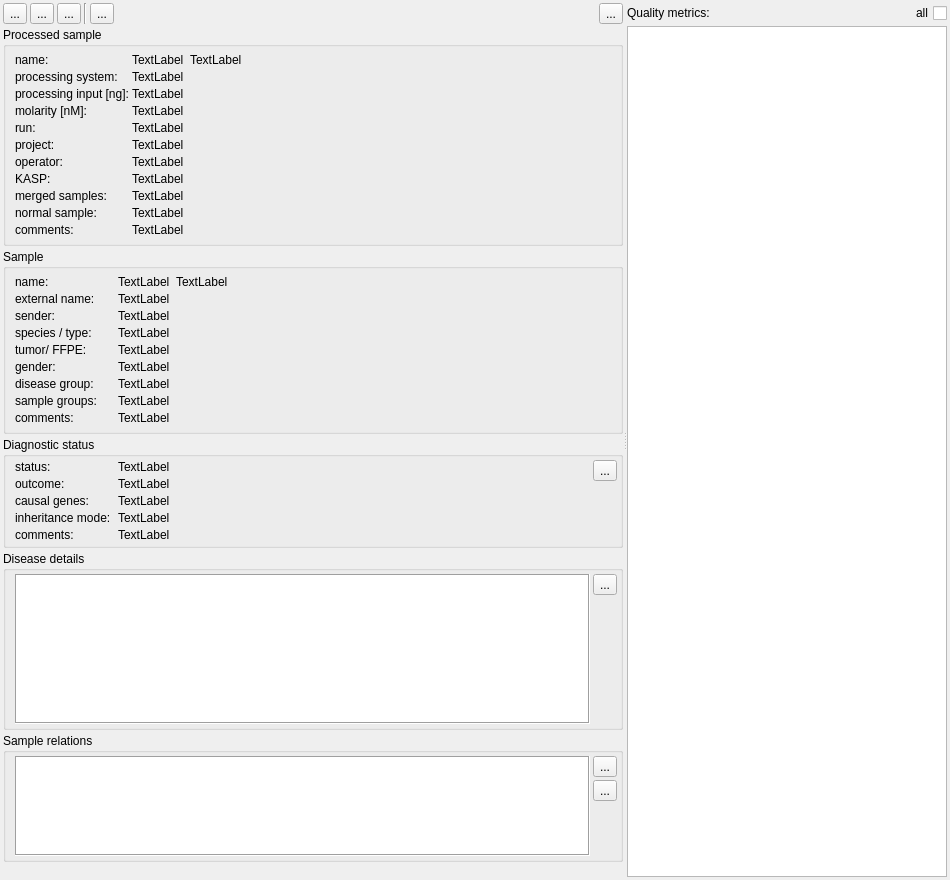
The window that src/GSvar/ProcessedSampleWidget.ui (imgag/ngs-bits) describes before a commit, drawn with Qt 5.
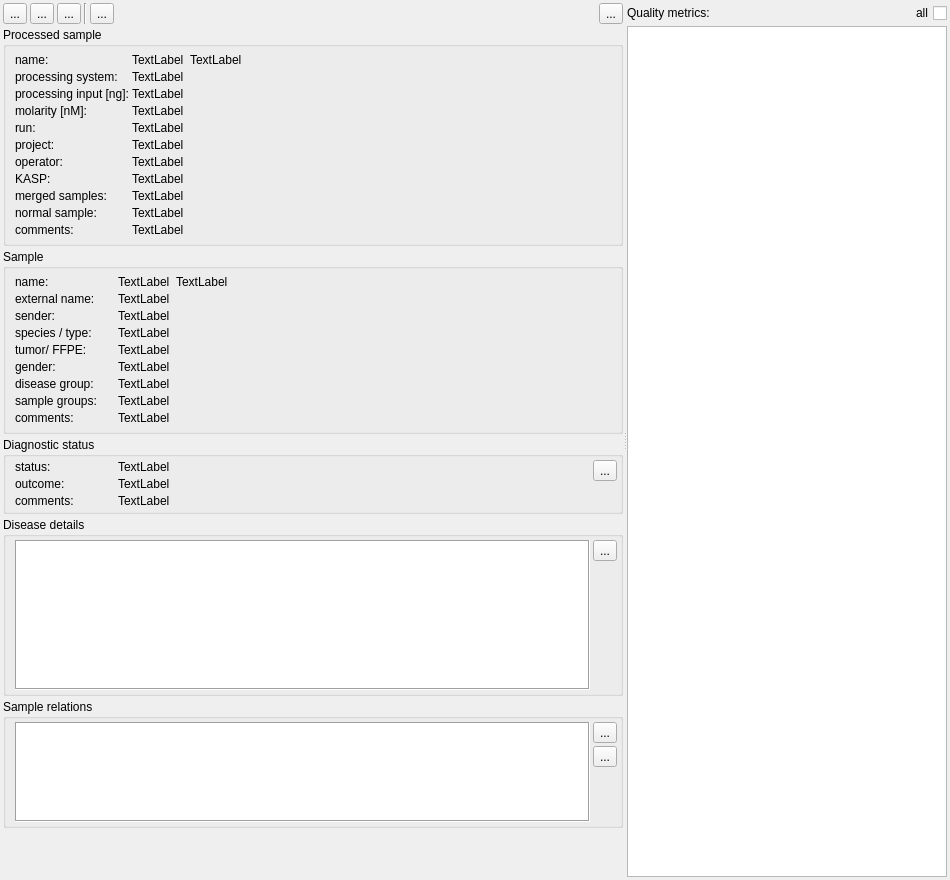
The same window after the commit. Icons and pictures are not drawn. Custom widgets are drawn as their Qt base class.

Diff of the .ui file:
```diff
--- a/src/GSvar/ProcessedSampleWidget.ui
+++ b/src/GSvar/ProcessedSampleWidget.ui
@@ -700,51 +700,23 @@
              </widget>
             </item>
             <item row="2" column="0">
-             <widget class="QLabel" name="label_18">
-              <property name="text">
-               <string>causal genes:</string>
-              </property>
-             </widget>
-            </item>
-            <item row="2" column="1">
-             <widget class="QLabel" name="causal_genes">
-              <property name="text">
-               <string>TextLabel</string>
-              </property>
-              <property name="textInteractionFlags">
-               <set>Qt::LinksAccessibleByMouse|Qt::TextSelectableByMouse</set>
-              </property>
-             </widget>
-            </item>
-            <item row="3" column="0">
-             <widget class="QLabel" name="label_19">
-              <property name="text">
-               <string>inheritance mode:</string>
-              </property>
-             </widget>
-            </item>
-            <item row="3" column="1">
-             <widget class="QLabel" name="inheritance_mode">
-              <property name="text">
-               <string>TextLabel</string>
-              </property>
-              <property name="textInteractionFlags">
-               <set>Qt::LinksAccessibleByMouse|Qt::TextSelectableByMouse</set>
-              </property>
-             </widget>
-            </item>
-            <item row="4" column="0">
              <widget class="QLabel" name="label_20">
               <property name="text">
                <string>comments:</string>
               </property>
+              <property name="alignment">
+               <set>Qt::AlignLeading|Qt::AlignLeft|Qt::AlignTop</set>
+              </property>
              </widget>
             </item>
-            <item row="4" column="1">
+            <item row="2" column="1">
              <widget class="QLabel" name="comments_diag">
               <property name="text">
                <string>TextLabel</string>
               </property>
+              <property name="wordWrap">
+               <bool>true</bool>
+              </property>
               <property name="textInteractionFlags">
                <set>Qt::LinksAccessibleByMouse|Qt::TextSelectableByMouse</set>
               </property>
```
Left out of the diff: 12 changed lines with no effect on the pictures.
